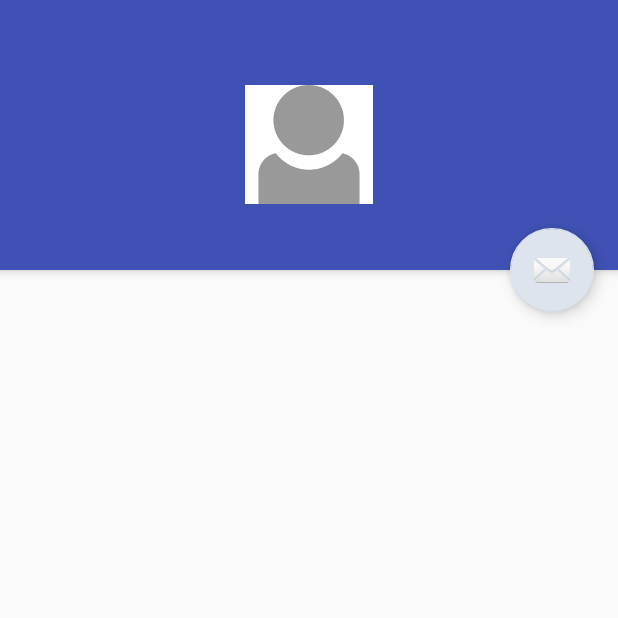
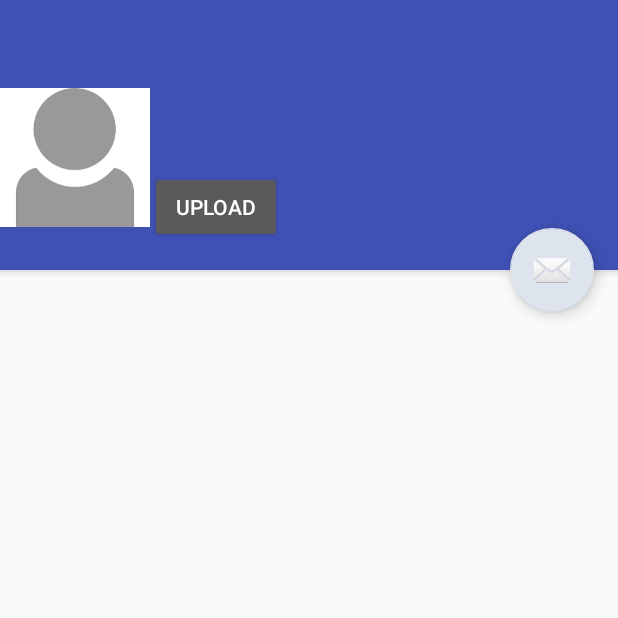
Before and after one commit to rohankankapurkar/CMPE277-SocialApp, an Android app: the UserProfileActivity screen opened directly, with no data from a screen before it, on a phone screen of 412 x 824 dp, the top half of it. Run offline under Robolectric (Android 15) with nearby library versions, the phone set to English and light mode, and no system bars; our stand-ins replace Firebase (no records; nobody signed in at launch, a user with empty details on screens opened directly).

Commit message:
upload image to firebase

```diff
--- a/src/MyApplication/app/build.gradle
+++ b/src/MyApplication/app/build.gradle
@@ -28,5 +28,10 @@ dependencies {
     compile 'com.android.support:design:25.3.1'
     compile 'com.android.volley:volley:1.0.0'
     compile 'com.android.support.constraint:constraint-layout:1.0.2'
+    compile 'com.google.firebase:firebase-storage:10.0.1'
+    compile 'com.google.firebase:firebase-auth:10.0.1'
     testCompile 'junit:junit:4.12'
 }
+
+
+apply plugin: 'com.google.gms.google-services'
--- a/src/MyApplication/app/src/main/AndroidManifest.xml
+++ b/src/MyApplication/app/src/main/AndroidManifest.xml
@@ -38,5 +38,7 @@
             android:label="@string/title_activity_user_profile"
             android:theme="@style/AppTheme.NoActionBar"></activity>
     </application>
+    <uses-permission android:name="android.permission.READ_EXTERNAL_STORAGE" />
+    <uses-permission android:name="android.permission.WRITE_EXTERNAL_STORAGE" />
 
 </manifest>
--- a/src/MyApplication/app/src/main/res/layout/activity_user_profile.xml
+++ b/src/MyApplication/app/src/main/res/layout/activity_user_profile.xml
@@ -7,6 +7,10 @@
     android:fitsSystemWindows="true"
     tools:context="com.example.rohankankapurkar.facebook.UserProfileActivity">
 
+    <include layout="@layout/content_user_profile" />
+
+
+
     <android.support.design.widget.AppBarLayout
         android:id="@+id/app_bar"
         android:layout_width="match_parent"
@@ -15,13 +19,27 @@
         android:theme="@style/AppTheme.AppBarOverlay"
         android:weightSum="1">
 
+        <RelativeLayout
+            android:layout_width="match_parent"
+            android:layout_height="match_parent">
+
             <ImageView
                 android:id="@+id/profileImage"
-            android:layout_width="match_parent"
-            android:layout_height="109dp"
-          android:layout_marginTop="40px"
+                android:layout_width="100dp"
+                android:layout_height="match_parent"
+                android:layout_alignParentStart="true"
+                android:layout_alignParentTop="true"
                 android:paddingTop="30dp"
                 app:srcCompat="@drawable/profileicon" />
+
+            <Button
+                android:id="@+id/uploadImg"
+                android:layout_width="wrap_content"
+                android:layout_height="wrap_content"
+                android:text="Upload"
+                android:layout_below="@+id/firstname"
+                android:layout_toEndOf="@+id/profileImage" />
+
             <TextView
                 android:id="@+id/firstname"
                 android:layout_width="match_parent"
@@ -29,12 +47,15 @@
                 android:paddingTop="7dp"
                 android:text="NAME"
                 android:textAlignment="center"
+                android:textAppearance="@style/TextAppearance.AppCompat.Body1"
                 android:textSize="30dp"
-            android:textAppearance="@style/TextAppearance.AppCompat.Body1" />
+                android:layout_centerVertical="true"
+                android:layout_alignParentEnd="true"
+                android:layout_toEndOf="@+id/profileImage" />
+
+        </RelativeLayout>
+
     </android.support.design.widget.AppBarLayout>
-
-    <include layout="@layout/content_user_profile" />
-
     <android.support.design.widget.FloatingActionButton
         android:id="@+id/fab"
         android:layout_width="wrap_content"
--- a/src/MyApplication/build.gradle
+++ b/src/MyApplication/build.gradle
@@ -9,6 +9,7 @@ buildscript {
 
         // NOTE: Do not place your application dependencies here; they belong
         // in the individual module build.gradle files
+        classpath 'com.google.gms:google-services:3.0.0'
     }
 }
 
```
Also changed, not shown: src/MyApplication/app/src/main/java/com/example/rohankankapurkar/facebook/UserProfileActivity.java (+134 -0 lines), 3 other files. Lines whose indentation alone changed are shown as unchanged.
